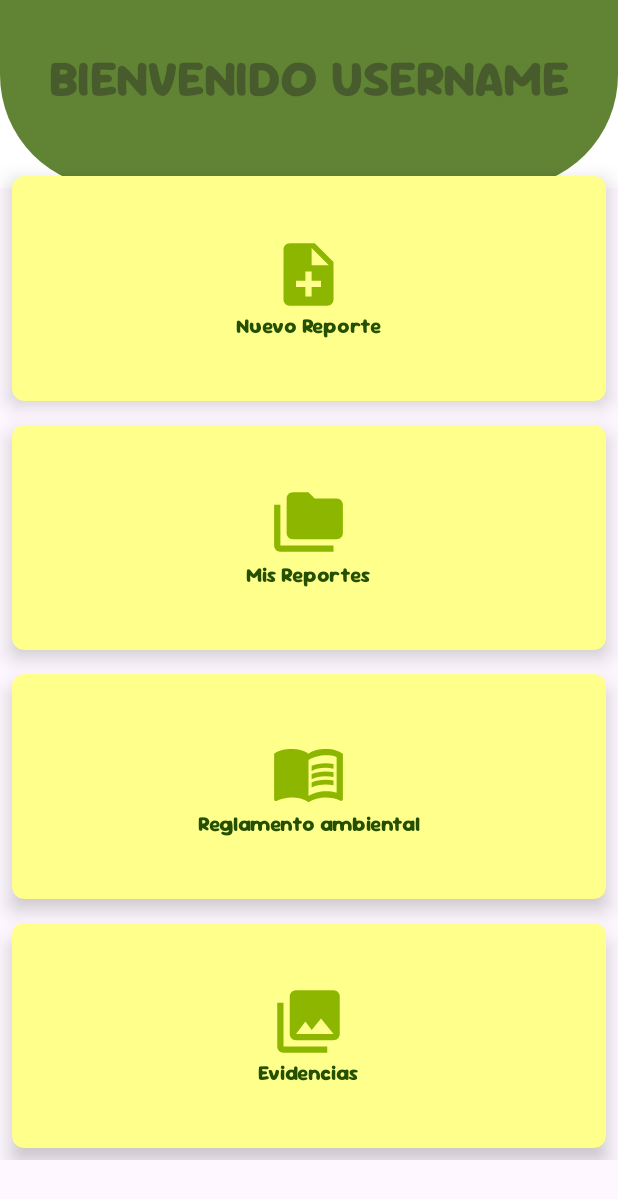
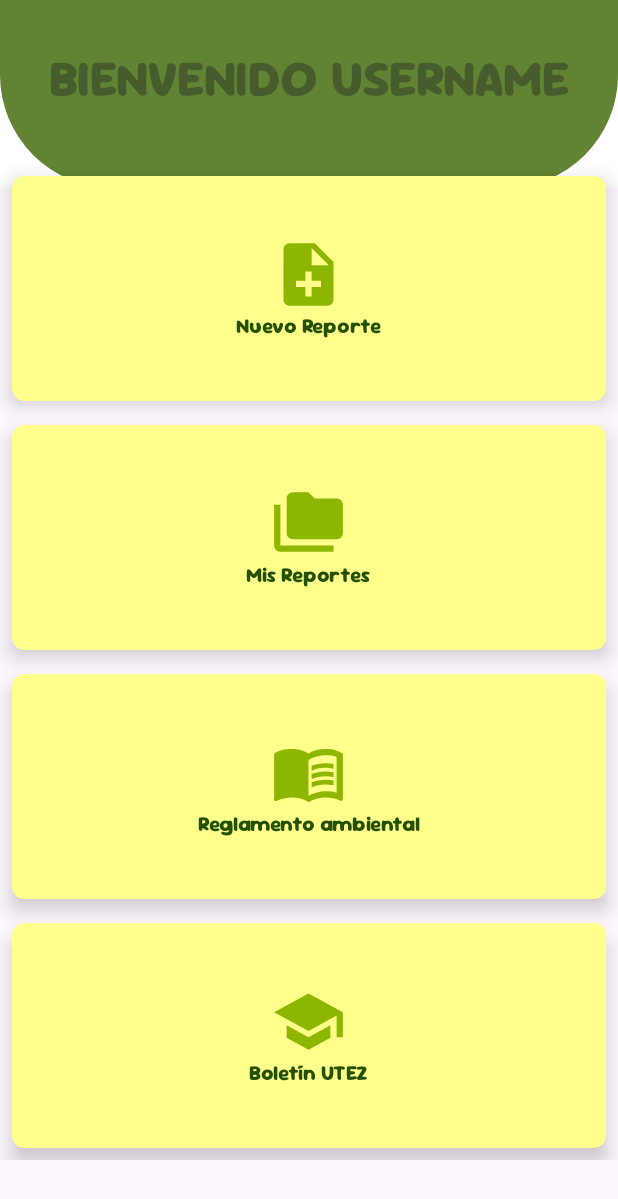
Before and after one commit to LennyRocha/DisenoApps, an Android app: the layout fragment_frag_inicio.xml on its own in the app's theme, with its tools: preview values and no code run, on a phone screen of 412 x 824 dp. Shown: the top 1199 px of the screen. Run offline under Robolectric (Android 15) with nearby library versions, the light colour scheme and no system bars; network calls fail.

Commit message:
Cul miné

```diff
--- a/app/src/main/java/mx/edu/utez/patrullaambiental/Login.kt
+++ b/app/src/main/java/mx/edu/utez/patrullaambiental/Login.kt
@@ -71,7 +71,7 @@ class Login : AppCompatActivity() {
     fun obtenerUsuario(correo : String, contra : String,  onResult: (Usuario?) -> Unit) {
         val queue = Volley.newRequestQueue(this)
 
-        val url = "http://192.168.111.81:8080/Admin/Login"
+        val url = "http://192.168.230.132:8080/Admin/Login"
 
         val metodo = Request.Method.POST
 
--- a/app/src/main/java/mx/edu/utez/patrullaambiental/MiPerfil.kt
+++ b/app/src/main/java/mx/edu/utez/patrullaambiental/MiPerfil.kt
@@ -199,7 +199,7 @@ class MiPerfil : AppCompatActivity() {
 
     fun actualizarPerfil(bro : Usuario){
         val queue = Volley.newRequestQueue(this)
-        val url = "http://192.168.1.67:8080/Usuario/UActualizar/${bro.Id}"
+        val url = "http://192.168.230.132:8080/Usuario/UActualizar/${bro.Id}"
         val metodo = Request.Method.PUT
         val body  = JSONObject()
         body.put(
--- a/app/src/main/java/mx/edu/utez/patrullaambiental/Signup.kt
+++ b/app/src/main/java/mx/edu/utez/patrullaambiental/Signup.kt
@@ -208,7 +208,7 @@ class Signup : AppCompatActivity() {
     fun registrarConVolley(bro: Usuario){
 
         val queue = Volley.newRequestQueue(this)
-        val url = "http://192.168.1.67:8080/Admin/UCrear"
+        val url = "http://192.168.230.132:8080/Admin/UCrear"
         val metodo = Request.Method.POST
         val body  = JSONObject()
         body.put(
--- a/app/src/main/java/mx/edu/utez/patrullaambiental/adapter/ReportitoAdapter.kt
+++ b/app/src/main/java/mx/edu/utez/patrullaambiental/adapter/ReportitoAdapter.kt
@@ -44,6 +44,8 @@ class ReportitoAdapter (var lista : List<Reportito>) :
             loadBase64Image(reportito.imagen,imgEvidencia)
         }
 
+        println("hola")
+
         holder.itemView.setOnClickListener {
             onItemClick?.invoke(reportito)
         }
--- a/app/src/main/res/layout/fragment_frag_inicio.xml
+++ b/app/src/main/res/layout/fragment_frag_inicio.xml
@@ -222,7 +222,7 @@
                     <ImageView
                         android:layout_width="50dp"
                         android:layout_height="50dp"
-                        android:src="@drawable/baseline_photo_library_24" />
+                        android:src="@drawable/baseline_school_24" />
 
                     <TextView
                         style="@style/font_bold"
@@ -230,7 +230,7 @@
                         android:layout_height="wrap_content"
                         android:fontFamily="@font/sour_gummy_expanded_extra_bold"
                         android:includeFontPadding="true"
-                        android:text="@string/main_menu_4"
+                        android:text="@string/main_menu_5"
                         android:textColor="?attr/colorOnBackground"
                         android:textStyle="bold" />
 
```
Also changed, not shown: app/src/main/java/mx/edu/utez/patrullaambiental/Frag_mapa.kt (+5 -3 lines), app/src/main/java/mx/edu/utez/patrullaambiental/MisReportes.kt (+6 -1 lines).
